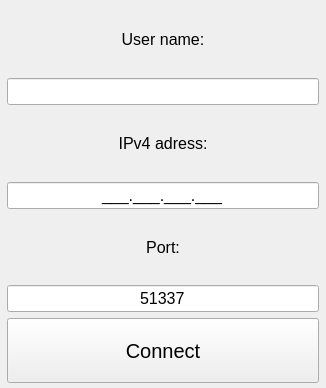
Flone-dnb/Silent, file src/View/ConnectWindow/connectwindow.ui: the form before one commit.
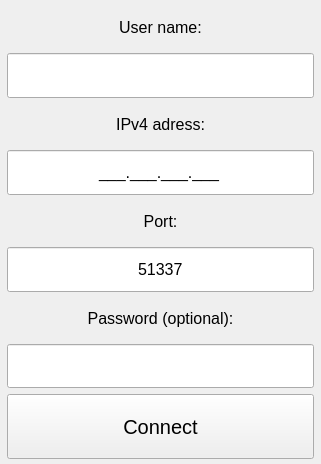
The form after the commit.

Commit message: Added password check when connecting.

What changed in the file:
```diff
--- a/src/View/ConnectWindow/connectwindow.ui
+++ b/src/View/ConnectWindow/connectwindow.ui
@@ -6,8 +6,8 @@
    <rect>
     <x>0</x>
     <y>0</y>
-    <width>326</width>
-    <height>388</height>
+    <width>321</width>
+    <height>464</height>
    </rect>
   </property>
   <property name="windowTitle">
@@ -31,7 +31,7 @@
      <number>5</number>
     </property>
     <item>
-     <layout class="QVBoxLayout" name="verticalLayout" stretch="10,20,10,20,10,20,10">
+     <layout class="QVBoxLayout" name="verticalLayout" stretch="10,11,10,11,10,11,10,11,16">
       <item>
        <widget class="QLabel" name="label_3">
         <property name="font">
@@ -56,6 +56,12 @@
       </item>
       <item>
        <widget class="QLineEdit" name="lineEdit_username">
+        <property name="sizePolicy">
+         <sizepolicy hsizetype="Expanding" vsizetype="Expanding">
+          <horstretch>0</horstretch>
+          <verstretch>0</verstretch>
+         </sizepolicy>
+        </property>
         <property name="font">
          <font>
           <family>Segoe UI</family>
@@ -103,6 +109,12 @@
       </item>
       <item>
        <widget class="QLineEdit" name="lineEdit_ip">
+        <property name="sizePolicy">
+         <sizepolicy hsizetype="Expanding" vsizetype="Expanding">
+          <horstretch>0</horstretch>
+          <verstretch>0</verstretch>
+         </sizepolicy>
+        </property>
         <property name="font">
          <font>
           <family>Segoe UI</family>
@@ -141,6 +153,12 @@
       </item>
       <item>
        <widget class="QLineEdit" name="lineEdit_port">
+        <property name="sizePolicy">
+         <sizepolicy hsizetype="Expanding" vsizetype="Expanding">
+          <horstretch>0</horstretch>
+          <verstretch>0</verstretch>
+         </sizepolicy>
+        </property>
         <property name="font">
          <font>
           <family>Segoe UI</family>
@@ -161,6 +179,44 @@
         </property>
        </widget>
       </item>
+      <item>
+       <widget class="QLabel" name="label_4">
+        <property name="font">
+         <font>
+          <family>Segoe UI</family>
+          <pointsize>12</pointsize>
+         </font>
+        </property>
+        <property name="text">
+         <string>Password (optional):</string>
+        </property>
+        <property name="alignment">
+         <set>Qt::AlignCenter</set>
+        </property>
+       </widget>
+      </item>
+      <item>
+       <widget class="QLineEdit" name="lineEdit_pass">
+        <property name="sizePolicy">
+         <sizepolicy hsizetype="Expanding" vsizetype="Expanding">
+          <horstretch>0</horstretch>
+          <verstretch>0</verstretch>
+         </sizepolicy>
+        </property>
+        <property name="font">
+         <font>
+          <family>Segoe UI</family>
+          <pointsize>12</pointsize>
+         </font>
+        </property>
+        <property name="echoMode">
+         <enum>QLineEdit::Password</enum>
+        </property>
+        <property name="alignment">
+         <set>Qt::AlignCenter</set>
+        </property>
+       </widget>
+      </item>
       <item>
        <widget class="QPushButton" name="pushButton">
         <property name="sizePolicy">
```
Left out of the diff: 2 changed lines with no effect on the pictures. The commit also changes 9 other files.
